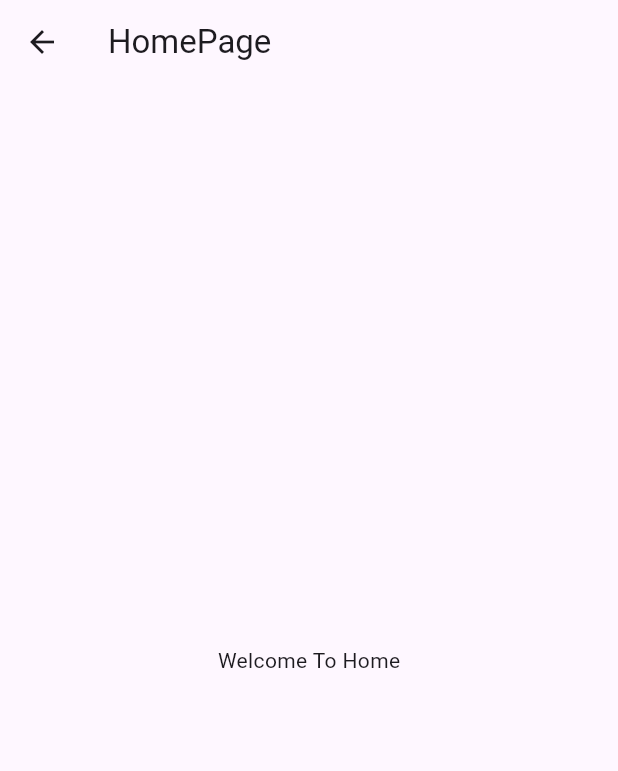
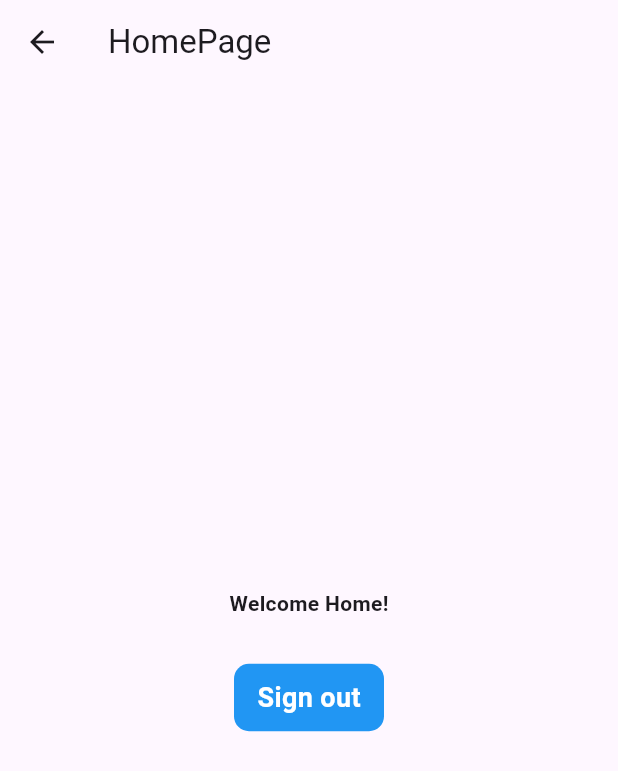
Before and after one commit to phuc-nguy3n/ChatAI-flutter, a Flutter app: the HomePage screen opened directly, on a phone screen of 412 x 824 dp. Shown: the top 771 px of the screen. Run offline on Flutter 3.47's test engine with Material 3 defaults, Android fonts, the phone set to English and light mode, and no system bars; our stand-ins replace firebase_auth, firebase_core, fluttertoast, google_sign_in; accounts and stored records are empty.

Commit message:
Home page

```diff
--- a/lib/features/user_auth/presentation/pages/home_page.dart
+++ b/lib/features/user_auth/presentation/pages/home_page.dart
@@ -1,4 +1,6 @@
+import 'package:firebase_auth/firebase_auth.dart';
 import 'package:flutter/material.dart';
+import 'package:flutter_application_1/global/common/toast.dart';
 
 class HomePage extends StatelessWidget {
   const HomePage({super.key});
@@ -6,9 +8,40 @@ class HomePage extends StatelessWidget {
   @override
   Widget build(BuildContext context) {
     return Scaffold(
-      appBar: AppBar(title: Text("HomePage")),
-      body: const Center(
-        child: Text("Welcome To Home"),
+      appBar: AppBar(title: const Text("HomePage")),
+      body: Column(
+        mainAxisAlignment: MainAxisAlignment.center,
+        children: [
+          const Center(
+            child: Text("Welcome Home!",
+                style: TextStyle(fontWeight: FontWeight.bold)),
+          ),
+          const SizedBox(
+            height: 30,
+          ),
+          GestureDetector(
+            onTap: () {
+              FirebaseAuth.instance.signOut();
+              Navigator.pushReplacementNamed(context, "/login");
+              showToast(message: "Successfully signed out");
+            },
+            child: Container(
+              height: 45,
+              width: 100,
+              decoration: BoxDecoration(
+                  color: Colors.blue, borderRadius: BorderRadius.circular(10)),
+              child: const Center(
+                child: Text(
+                  "Sign out",
+                  style: TextStyle(
+                      color: Colors.white,
+                      fontWeight: FontWeight.bold,
+                      fontSize: 18),
+                ),
+              ),
+            ),
+          )
+        ],
       ),
     );
   }
```
